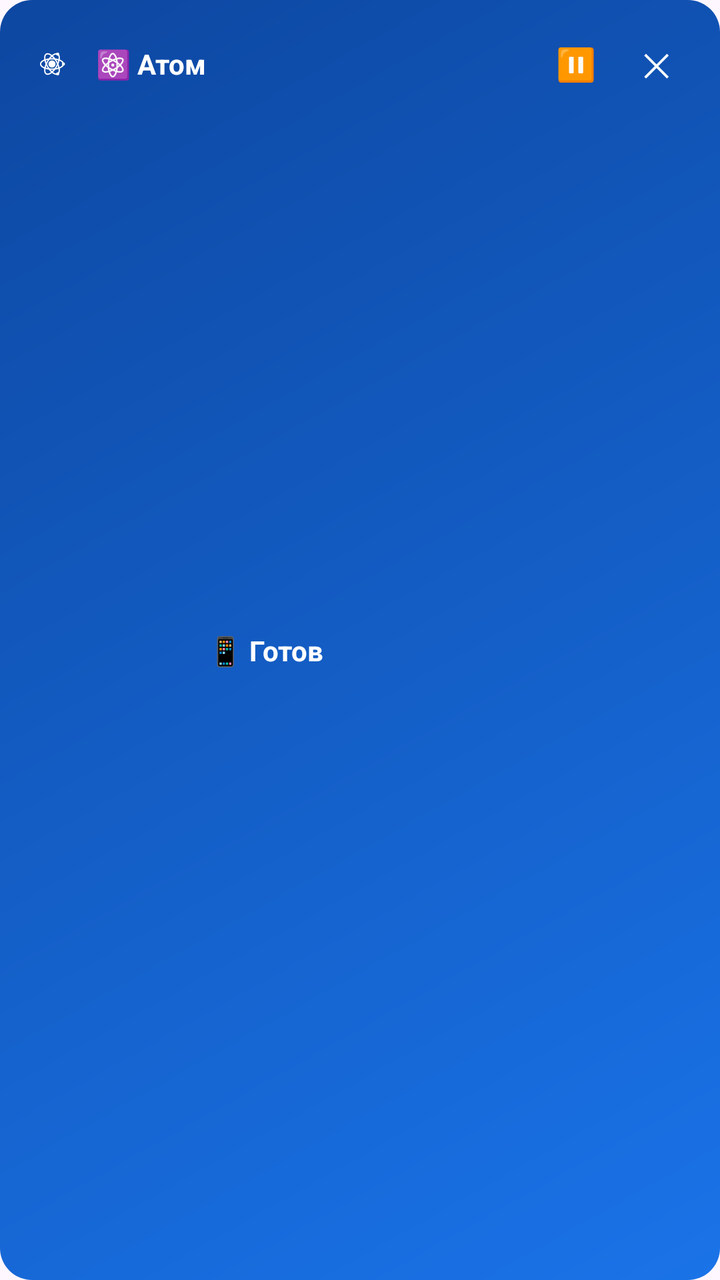
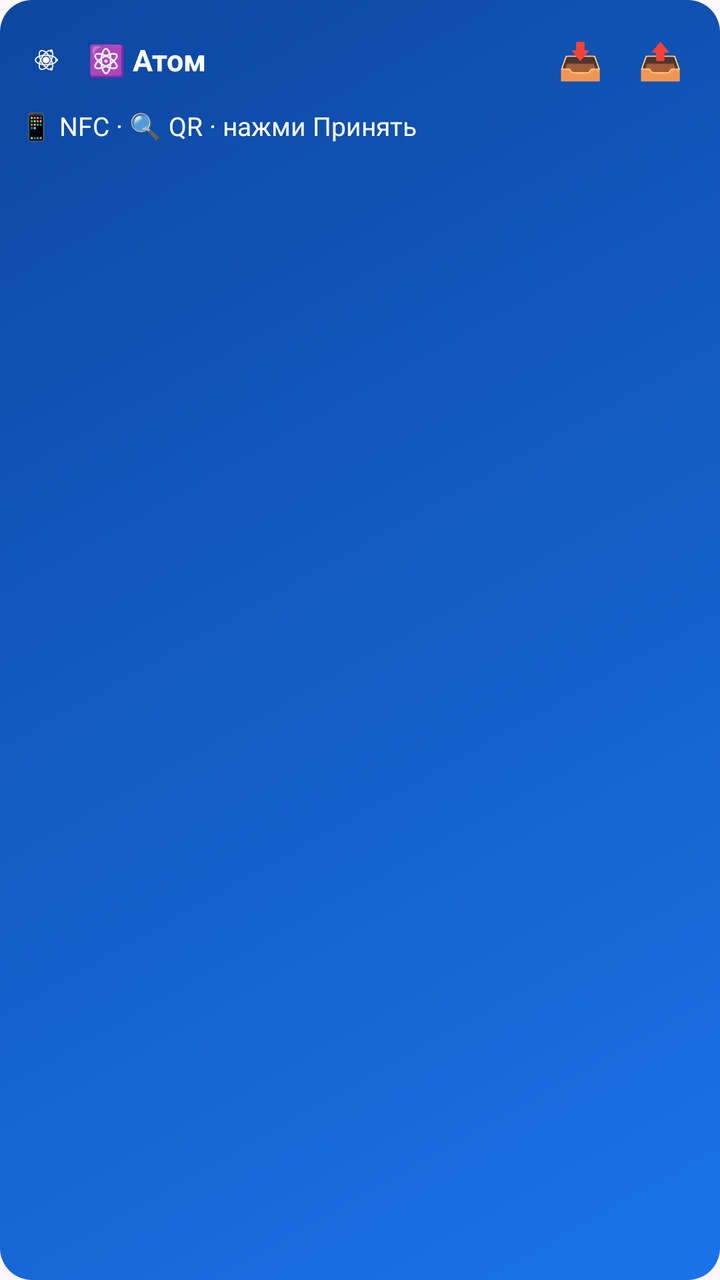

The first picture is an Android layout as it rendered before a commit; the second is the same layout after the commit. The layout source and the unified diff follow.
<!-- AndroidManifest.xml: application theme Theme.Atom.Main -->
<!-- res/layout/widget_atom.xml -->
<?xml version="1.0" encoding="utf-8"?>
<LinearLayout xmlns:android="http://schemas.android.com/apk/res/android"
    android:id="@+id/widget_root"
    android:layout_width="match_parent"
    android:layout_height="match_parent"
    android:orientation="vertical"
    android:padding="12dp"
    android:background="@drawable/widget_bg">

    <LinearLayout
        android:id="@+id/top_row"
        android:layout_width="match_parent"
        android:layout_height="wrap_content"
        android:orientation="horizontal"
        android:gravity="center_vertical">

        <ImageView
            android:layout_width="28dp"
            android:layout_height="28dp"
            android:src="@drawable/ic_launcher_foreground"
            android:contentDescription="Atom" />

        <TextView
            android:id="@+id/title"
            android:layout_width="0dp"
            android:layout_height="wrap_content"
            android:layout_weight="1"
            android:layout_marginStart="8dp"
            android:text="⚛️ Атом"
            android:textColor="#FFFFFF"
            android:textSize="14sp"
            android:textStyle="bold"
            android:maxLines="1"
            android:ellipsize="end" />

        <TextView
            android:id="@+id/btn_primary"
            android:layout_width="40dp"
            android:layout_height="40dp"
            android:gravity="center"
            android:text="⏸"
            android:textColor="#FFFFFF"
            android:textSize="16sp" />

        <TextView
            android:id="@+id/btn_secondary"
            android:layout_width="40dp"
            android:layout_height="40dp"
            android:gravity="center"
            android:text="✕"
            android:textColor="#FFFFFF"
            android:textSize="16sp" />
    </LinearLayout>

    <LinearLayout
        android:layout_width="match_parent"
        android:layout_height="0dp"
        android:layout_weight="1"
        android:layout_marginTop="6dp"
        android:orientation="horizontal"
        android:gravity="center_vertical">

        <ImageView
            android:id="@+id/ring"
            android:layout_width="80dp"
            android:layout_height="80dp"
            android:contentDescription="Ring" />

        <LinearLayout
            android:layout_width="0dp"
            android:layout_height="wrap_content"
            android:layout_weight="1"
            android:layout_marginStart="12dp"
            android:orientation="vertical">

            <TextView
                android:id="@+id/subtitle"
                android:layout_width="match_parent"
                android:layout_height="wrap_content"
                android:text="📱 Готов"
                android:textColor="#FFFFFF"
                android:textSize="14sp"
                android:textStyle="bold"
                android:maxLines="1"
                android:ellipsize="end" />

            <TextView
                android:id="@+id/file_name"
                android:layout_width="match_parent"
                android:layout_height="wrap_content"
                android:layout_marginTop="2dp"
                android:text=""
                android:textColor="#B3FFFFFF"
                android:textSize="11sp"
                android:maxLines="1"
                android:ellipsize="end" />

            <TextView
                android:id="@+id/metrics"
                android:layout_width="match_parent"
                android:layout_height="wrap_content"
                android:layout_marginTop="4dp"
                android:text=""
                android:textColor="#B3FFFFFF"
                android:textSize="11sp"
                android:maxLines="1"
                android:ellipsize="end" />
        </LinearLayout>
    </LinearLayout>

    <ProgressBar
        android:id="@+id/progress"
        style="?android:attr/progressBarStyleHorizontal"
        android:layout_width="match_parent"
        android:layout_height="4dp"
        android:layout_marginTop="6dp"
        android:max="100"
        android:progress="0"
        android:progressTint="#FFFFFF"
        android:progressBackgroundTint="#33FFFFFF"
        android:visibility="gone" />
</LinearLayout>
<!-- resources referenced by this layout -->
<resources>
  <!-- drawable ic_launcher_foreground (drawable) -->
  <vector xmlns:android="http://schemas.android.com/apk/res/android"
      android:width="108dp" android:height="108dp"
      android:viewportWidth="108" android:viewportHeight="108">
  
      <path android:fillColor="#FFFFFF"
          android:pathData="M54,54 m-7,0 a7,7 0 1,0 14,0 a7,7 0 1,0 -14,0"/>
  
      <group android:pivotX="54" android:pivotY="54" android:rotation="0">
          <path android:strokeColor="#FFFFFF" android:strokeWidth="2.5"
              android:fillColor="@android:color/transparent"
              android:pathData="M54,54 m-22,0 a22,10 0 1,0 44,0 a22,10 0 1,0 -44,0"/>
      </group>
      <group android:pivotX="54" android:pivotY="54" android:rotation="60">
          <path android:strokeColor="#FFFFFF" android:strokeWidth="2.5"
              android:fillColor="@android:color/transparent"
              android:pathData="M54,54 m-22,0 a22,10 0 1,0 44,0 a22,10 0 1,0 -44,0"/>
      </group>
      <group android:pivotX="54" android:pivotY="54" android:rotation="-60">
          <path android:strokeColor="#FFFFFF" android:strokeWidth="2.5"
              android:fillColor="@android:color/transparent"
              android:pathData="M54,54 m-22,0 a22,10 0 1,0 44,0 a22,10 0 1,0 -44,0"/>
      </group>
  
      <path android:fillColor="#FFFFFF"
          android:pathData="M76,54 m-3,0 a3,3 0 1,0 6,0 a3,3 0 1,0 -6,0"/>
      <path android:fillColor="#FFFFFF"
          android:pathData="M65,73 m-3,0 a3,3 0 1,0 6,0 a3,3 0 1,0 -6,0"/>
      <path android:fillColor="#FFFFFF"
          android:pathData="M65,35 m-3,0 a3,3 0 1,0 6,0 a3,3 0 1,0 -6,0"/>
  </vector>
  <!-- drawable widget_bg (drawable) -->
  <?xml version="1.0" encoding="utf-8"?>
  <shape xmlns:android="http://schemas.android.com/apk/res/android" android:shape="rectangle">
      <gradient android:startColor="#1A73E8" android:endColor="#0D47A1" android:angle="135" />
      <corners android:radius="16dp" />
  </shape>
  <style name="Theme.Atom.Main" parent="Theme.Material3.DayNight.NoActionBar">
          <item name="android:statusBarColor">?attr/colorSurface</item>
          <item name="android:windowLightStatusBar" tools:targetApi="m">true</item>
      </style>
</resources>

<!-- the commit's change to res/layout/widget_atom.xml (unified diff, before → after) -->
@@ -4,7 +4,7 @@
     android:layout_width="match_parent"
     android:layout_height="match_parent"
     android:orientation="vertical"
-    android:padding="12dp"
+    android:padding="10dp"
     android:background="@drawable/widget_bg">
 
     <LinearLayout
@@ -15,8 +15,8 @@
         android:gravity="center_vertical">
 
         <ImageView
-            android:layout_width="28dp"
-            android:layout_height="28dp"
+            android:layout_width="26dp"
+            android:layout_height="26dp"
             android:src="@drawable/ic_launcher_foreground"
             android:contentDescription="Atom" />
 
@@ -28,7 +28,7 @@
             android:layout_marginStart="8dp"
             android:text="⚛️ Атом"
             android:textColor="#FFFFFF"
-            android:textSize="14sp"
+            android:textSize="15sp"
             android:textStyle="bold"
             android:maxLines="1"
             android:ellipsize="end" />
@@ -38,85 +38,64 @@
             android:layout_width="40dp"
             android:layout_height="40dp"
             android:gravity="center"
-            android:text="⏸"
+            android:text="📥"
             android:textColor="#FFFFFF"
-            android:textSize="16sp" />
+            android:textSize="18sp" />
 
         <TextView
             android:id="@+id/btn_secondary"
             android:layout_width="40dp"
             android:layout_height="40dp"
             android:gravity="center"
-            android:text="✕"
+            android:text="📤"
             android:textColor="#FFFFFF"
-            android:textSize="16sp" />
+            android:textSize="18sp" />
     </LinearLayout>
 
-    <LinearLayout
+    <TextView
+        android:id="@+id/subtitle"
         android:layout_width="match_parent"
-        android:layout_height="0dp"
-        android:layout_weight="1"
-        android:layout_marginTop="6dp"
-        android:orientation="horizontal"
-        android:gravity="center_vertical">
+        android:layout_height="wrap_content"
+        android:layout_marginTop="4dp"
+        android:text="📱 NFC · 🔍 QR · нажми Принять"
+        android:textColor="#FFFFFF"
+        android:textSize="13sp"
+        android:maxLines="1"
+        android:ellipsize="end" />
 
-        <ImageView
-            android:id="@+id/ring"
-            android:layout_width="80dp"
-            android:layout_height="80dp"
-            android:contentDescription="Ring" />
-
-        <LinearLayout
-            android:layout_width="0dp"
-            android:layout_height="wrap_content"
-            android:layout_weight="1"
-            android:layout_marginStart="12dp"
-            android:orientation="vertical">
-
-            <TextView
-                android:id="@+id/subtitle"
-                android:layout_width="match_parent"
-                android:layout_height="wrap_content"
-                android:text="📱 Готов"
-                android:textColor="#FFFFFF"
-                android:textSize="14sp"
-                android:textStyle="bold"
-                android:maxLines="1"
-                android:ellipsize="end" />
-
-            <TextView
-                android:id="@+id/file_name"
-                android:layout_width="match_parent"
-                android:layout_height="wrap_content"
-                android:layout_marginTop="2dp"
-                android:text=""
-                android:textColor="#B3FFFFFF"
-                android:textSize="11sp"
-                android:maxLines="1"
-                android:ellipsize="end" />
-
-            <TextView
-                android:id="@+id/metrics"
-                android:layout_width="match_parent"
-                android:layout_height="wrap_content"
-                android:layout_marginTop="4dp"
-                android:text=""
-                android:textColor="#B3FFFFFF"
-                android:textSize="11sp"
-                android:maxLines="1"
-                android:ellipsize="end" />
-        </LinearLayout>
-    </LinearLayout>
+    <TextView
+        android:id="@+id/file_name"
+        android:layout_width="match_parent"
+        android:layout_height="wrap_content"
+        android:layout_marginTop="2dp"
+        android:text=""
+        android:textColor="#B3FFFFFF"
+        android:textSize="11sp"
+        android:maxLines="1"
+        android:ellipsize="end"
+        android:visibility="gone" />
 
     <ProgressBar
         android:id="@+id/progress"
         style="?android:attr/progressBarStyleHorizontal"
         android:layout_width="match_parent"
-        android:layout_height="4dp"
+        android:layout_height="6dp"
         android:layout_marginTop="6dp"
         android:max="100"
         android:progress="0"
         android:progressTint="#FFFFFF"
         android:progressBackgroundTint="#33FFFFFF"
         android:visibility="gone" />
+
+    <TextView
+        android:id="@+id/metrics"
+        android:layout_width="match_parent"
+        android:layout_height="wrap_content"
+        android:layout_marginTop="4dp"
+        android:text=""
+        android:textColor="#B3FFFFFF"
+        android:textSize="11sp"
+        android:maxLines="1"
+        android:ellipsize="end"
+        android:visibility="gone" />
 </LinearLayout>
